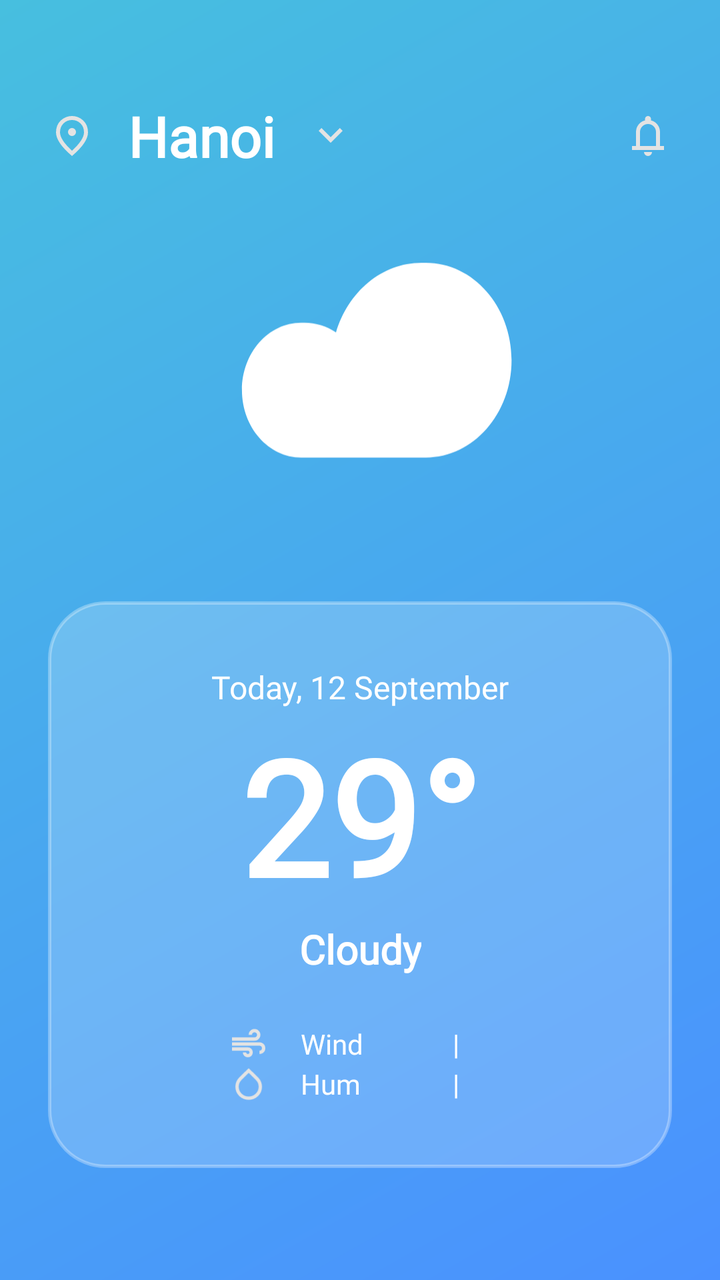
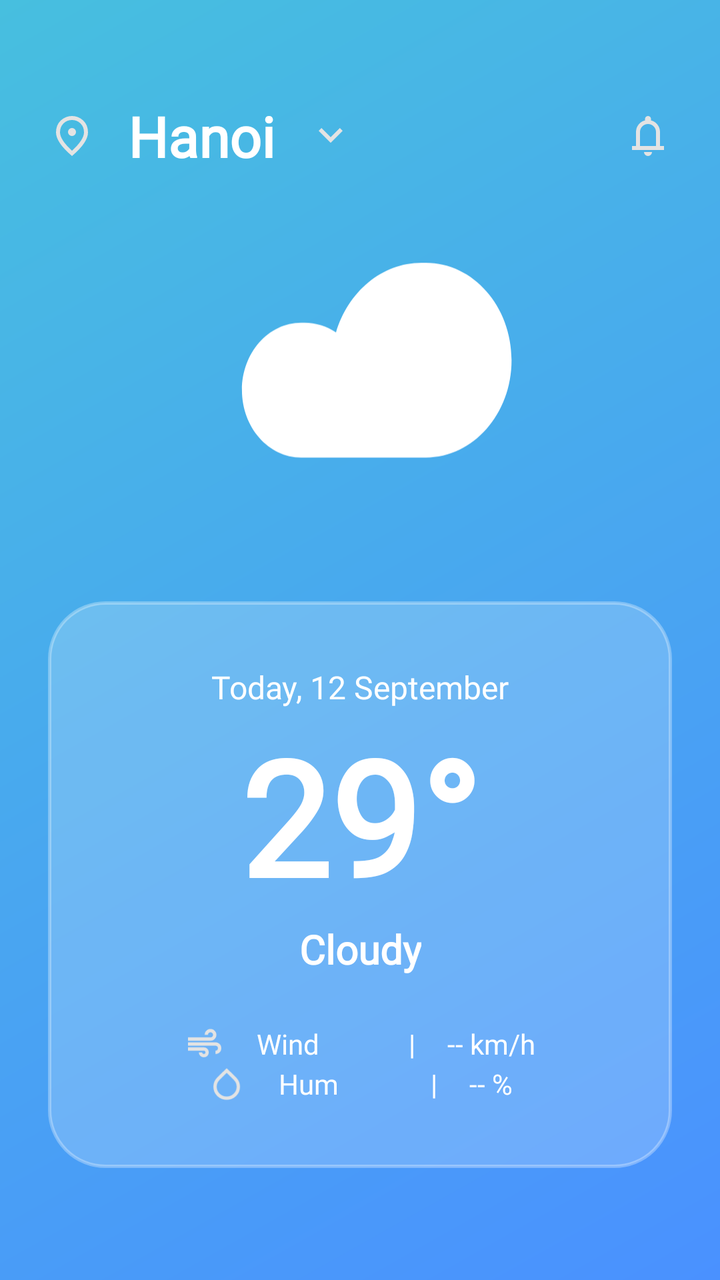

Before-and-after screenshots of an Android layout around one commit, followed by the original layout XML and the change that was made.
<!-- AndroidManifest.xml: application theme Theme.WeatherApp -->
<!-- res/layout/fragment_home.xml -->
<?xml version="1.0" encoding="utf-8"?>
<layout xmlns:android="http://schemas.android.com/apk/res/android"
    xmlns:app="http://schemas.android.com/apk/res-auto"
    xmlns:tools="http://schemas.android.com/tools">

    <data>
        <variable
            name="weather"
            type="com.app.weatherapp.data.model.WeatherResponse" />
    </data>

    <androidx.constraintlayout.widget.ConstraintLayout
        android:layout_width="match_parent"
        android:layout_height="match_parent"
        android:background="@drawable/bg_main"
        android:padding="24dp">

        <ImageView
            android:id="@+id/btnLocation"
            android:layout_width="24dp"
            android:layout_height="24dp"
            android:src="@drawable/ic_location" app:layout_constraintTop_toTopOf="parent"
            app:layout_constraintStart_toStartOf="parent"
            android:layout_marginTop="32dp" />

        <TextView
            android:id="@+id/tvCity"
            android:layout_width="wrap_content"
            android:layout_height="wrap_content"
            android:layout_marginStart="16dp"
            android:fontFamily="@font/overpass_bold"
            android:text="Hanoi"
            android:textColor="@color/white"
            android:textSize="28sp"
            android:textStyle="bold"
            app:layout_constraintBottom_toBottomOf="@id/btnLocation"
            app:layout_constraintStart_toEndOf="@id/btnLocation"
            app:layout_constraintTop_toTopOf="@id/btnLocation" />

        <ImageView
            android:layout_width="24dp"
            android:layout_height="24dp"
            android:id="@+id/btnDown"
            android:src="@drawable/ic_arrow_down"
            app:layout_constraintTop_toTopOf="parent"
            app:layout_constraintStart_toEndOf="@id/tvCity"
            android:layout_marginTop="32dp"
            android:layout_marginStart="16dp"
            />



        <ImageView
            android:id="@+id/btnNotification"
            android:layout_width="24dp"
            android:layout_height="24dp"
            android:src="@drawable/ic_notification" app:layout_constraintTop_toTopOf="@id/btnLocation"
            app:layout_constraintEnd_toEndOf="parent" />

        <ImageView
            android:id="@+id/ivMainIcon"
            android:layout_width="180dp"
            android:layout_height="180dp"
            android:src="@drawable/ic_cloud"
            app:layout_constraintTop_toBottomOf="@id/tvCity"
            app:layout_constraintStart_toStartOf="parent"
            app:layout_constraintEnd_toEndOf="parent"
            android:layout_marginTop="32dp" />

        <androidx.constraintlayout.widget.ConstraintLayout
            android:id="@+id/cardWeather"
            android:layout_width="match_parent"
            android:layout_height="wrap_content"
            android:background="@drawable/bg_glass_card"
            android:padding="32dp"
            app:layout_constraintBottom_toBottomOf="parent"
            android:layout_marginBottom="32dp">

            <TextView
                android:id="@+id/tvDate"
                android:layout_width="wrap_content"
                android:layout_height="wrap_content"
                android:fontFamily="@font/overpass"
                android:text="Today, 12 September"
                android:textColor="@color/white"
                android:textSize="16sp"
                app:layout_constraintEnd_toEndOf="parent"
                app:layout_constraintStart_toStartOf="parent"
                app:layout_constraintTop_toTopOf="parent" />

            <TextView
                android:id="@+id/tvTemp"
                android:layout_width="wrap_content"
                android:layout_height="wrap_content"
                android:fontFamily="@font/overpass"
                android:text="29°"
                android:textColor="@color/white"
                android:textSize="80sp"
                android:textStyle="bold"
                app:layout_constraintEnd_toEndOf="parent"
                app:layout_constraintStart_toStartOf="parent"
                app:layout_constraintTop_toBottomOf="@id/tvDate" />

            <TextView
                android:id="@+id/tvCondition"
                android:layout_width="wrap_content"
                android:layout_height="wrap_content"
                android:fontFamily="@font/overpass_bold"
                android:text="Cloudy"
                android:textColor="@color/white"
                android:textSize="20sp"
                android:textStyle="bold"
                app:layout_constraintEnd_toEndOf="parent"
                app:layout_constraintStart_toStartOf="parent"
                app:layout_constraintTop_toBottomOf="@id/tvTemp" />

            <LinearLayout
                android:layout_width="match_parent"
                android:layout_height="wrap_content"
                android:orientation="vertical"
                app:layout_constraintTop_toBottomOf="@id/tvCondition"
                android:layout_marginTop="24dp">

                <LinearLayout
                    android:layout_width="match_parent"
                    android:layout_height="wrap_content"
                    android:gravity="center"
                    android:orientation="horizontal">
                    <ImageView android:layout_width="20dp" android:layout_height="20dp" android:src="@drawable/ic_wind" />

                    <TextView
                        android:layout_width="60dp"
                        android:layout_height="wrap_content"
                        android:layout_marginStart="16dp"
                        android:fontFamily="@font/overpass"
                        android:text="Wind"
                        android:textColor="@color/white" />
                    <TextView android:layout_width="wrap_content" android:layout_height="wrap_content" android:text="|" android:textColor="@color/white" android:layout_marginHorizontal="16dp" />
                    <TextView android:layout_width="wrap_content" android:layout_height="wrap_content" android:text='@{String.valueOf(weather.forecast.forecastDays[0].day.maxWindKph) + " km/h"}' android:textColor="@color/white" />
                </LinearLayout>

                <LinearLayout
                    android:layout_width="match_parent"
                    android:layout_height="wrap_content"
                    android:gravity="center"
                    android:orientation="horizontal">
                    <ImageView android:layout_width="20dp" android:layout_height="20dp" android:src="@drawable/ic_hum" />

                    <TextView
                        android:layout_width="60dp"
                        android:layout_height="wrap_content"
                        android:layout_marginStart="16dp"
                        android:fontFamily="@font/overpass"
                        android:text="Hum"
                        android:textColor="@color/white" />
                    <TextView android:layout_width="wrap_content" android:layout_height="wrap_content" android:text="|" android:textColor="@color/white" android:layout_marginHorizontal="16dp" />
                    <TextView android:layout_width="wrap_content" android:layout_height="wrap_content" android:text='@{String.valueOf(weather.forecast.forecastDays[0].day.maxWindKph) + " %"}' android:textColor="@color/white" />
                </LinearLayout>

            </LinearLayout>
        </androidx.constraintlayout.widget.ConstraintLayout>

    </androidx.constraintlayout.widget.ConstraintLayout>
</layout>
<!-- resources referenced by this layout -->
<resources>
  <color name="white">#FFFFFFFF</color>
  <!-- drawable bg_glass_card (drawable) -->
  <?xml version="1.0" encoding="utf-8"?>
  <shape xmlns:android="http://schemas.android.com/apk/res/android"
      android:shape="rectangle">
  
      <solid android:color="#33FFFFFF" />
  
      <corners android:radius="28dp" />
  
      <stroke
          android:width="1.5dp"
          android:color="#4DFFFFFF" />
  
  </shape>
  <!-- drawable bg_main (drawable) -->
  <?xml version="1.0" encoding="utf-8"?>
  <shape xmlns:android="http://schemas.android.com/apk/res/android"
      android:shape="rectangle">
      <gradient
          android:startColor="#47BFDF"
          android:endColor="#4A91FF"
          android:angle="315"
          android:type="linear" />
  </shape>
  <!-- drawable ic_arrow_down (drawable) -->
  <vector xmlns:android="http://schemas.android.com/apk/res/android"
      android:width="24dp"
      android:height="24dp"
      android:viewportWidth="960"
      android:viewportHeight="960">
    <path
        android:pathData="M480,616 L240,376l56,-56 184,184 184,-184 56,56 -240,240Z"
        android:fillColor="#e3e3e3"/>
  </vector>
  <!-- drawable ic_hum (drawable) -->
  <vector xmlns:android="http://schemas.android.com/apk/res/android"
      android:width="24dp"
      android:height="24dp"
      android:viewportWidth="960"
      android:viewportHeight="960">
    <path
        android:pathData="M480,860q-133,0 -226.5,-92T160,544q0,-63 24.5,-120.5T254,322l226,-222 226,222q45,44 69.5,101.5T800,544q0,132 -93.5,224T480,860ZM650,711.5Q720,643 720,544q0,-47 -18,-89.5T650,380L480,212 310,380q-34,32 -52,74.5T240,544q0,99 70,167.5T480,780q100,0 170,-68.5Z"
        android:fillColor="#e3e3e3"/>
  </vector>
  <!-- drawable ic_location (drawable) -->
  <vector xmlns:android="http://schemas.android.com/apk/res/android"
      android:width="24dp"
      android:height="24dp"
      android:viewportWidth="960"
      android:viewportHeight="960">
    <path
        android:pathData="M536.5,456.5Q560,433 560,400t-23.5,-56.5Q513,320 480,320t-56.5,23.5Q400,367 400,400t23.5,56.5Q447,480 480,480t56.5,-23.5ZM480,774q122,-112 181,-203.5T720,408q0,-109 -69.5,-178.5T480,160q-101,0 -170.5,69.5T240,408q0,71 59,162.5T480,774ZM480,880Q319,743 239.5,625.5T160,408q0,-150 96.5,-239T480,80q127,0 223.5,89T800,408q0,100 -79.5,217.5T480,880ZM480,400Z"
        android:fillColor="#e3e3e3"/>
  </vector>
  <!-- drawable ic_notification (drawable) -->
  <vector xmlns:android="http://schemas.android.com/apk/res/android"
      android:width="24dp"
      android:height="24dp"
      android:viewportWidth="960"
      android:viewportHeight="960">
    <path
        android:pathData="M160,760v-80h80v-280q0,-83 50,-147.5T420,168v-28q0,-25 17.5,-42.5T480,80q25,0 42.5,17.5T540,140v28q80,20 130,84.5T720,400v280h80v80L160,760ZM480,460ZM480,880q-33,0 -56.5,-23.5T400,800h160q0,33 -23.5,56.5T480,880ZM320,680h320v-280q0,-66 -47,-113t-113,-47q-66,0 -113,47t-47,113v280Z"
        android:fillColor="#e3e3e3"/>
  </vector>
  <!-- drawable ic_wind (drawable) -->
  <vector xmlns:android="http://schemas.android.com/apk/res/android"
      android:width="24dp"
      android:height="24dp"
      android:viewportWidth="960"
      android:viewportHeight="960">
    <path
        android:pathData="M460,800q-50,0 -85,-35t-35,-85h80q0,17 11.5,28.5T460,720q17,0 28.5,-11.5T500,680q0,-17 -11.5,-28.5T460,640L80,640v-80h380q50,0 85,35t35,85q0,50 -35,85t-85,35ZM80,400v-80h540q26,0 43,-17t17,-43q0,-26 -17,-43t-43,-17q-26,0 -43,17t-17,43h-80q0,-59 40.5,-99.5T620,120q59,0 99.5,40.5T760,260q0,59 -40.5,99.5T620,400L80,400ZM740,720v-80q26,0 43,-17t17,-43q0,-26 -17,-43t-43,-17L80,520v-80h660q59,0 99.5,40.5T880,580q0,59 -40.5,99.5T740,720Z"
        android:fillColor="#e3e3e3"/>
  </vector>
  <style name="Theme.WeatherApp" parent="Base.Theme.WeatherApp" />
  <style name="Base.Theme.WeatherApp" parent="Theme.Material3.DayNight.NoActionBar">
          
          
      </style>
  <!-- unchanged entries left out for length: 1 -->
</resources>

<!-- the commit's change to res/layout/fragment_home.xml (unified diff, before → after) -->
@@ -136,7 +136,12 @@
                         android:text="Wind"
                         android:textColor="@color/white" />
                     <TextView android:layout_width="wrap_content" android:layout_height="wrap_content" android:text="|" android:textColor="@color/white" android:layout_marginHorizontal="16dp" />
-                    <TextView android:layout_width="wrap_content" android:layout_height="wrap_content" android:text='@{String.valueOf(weather.forecast.forecastDays[0].day.maxWindKph) + " km/h"}' android:textColor="@color/white" />
+                    <TextView
+                        android:id="@+id/tvWindValue"
+                        android:layout_width="wrap_content"
+                        android:layout_height="wrap_content"
+                        android:text="-- km/h"
+                        android:textColor="@color/white" />
                 </LinearLayout>
 
                 <LinearLayout
@@ -154,11 +159,29 @@
                         android:text="Hum"
                         android:textColor="@color/white" />
                     <TextView android:layout_width="wrap_content" android:layout_height="wrap_content" android:text="|" android:textColor="@color/white" android:layout_marginHorizontal="16dp" />
-                    <TextView android:layout_width="wrap_content" android:layout_height="wrap_content" android:text='@{String.valueOf(weather.forecast.forecastDays[0].day.maxWindKph) + " %"}' android:textColor="@color/white" />
+                    <TextView
+                        android:id="@+id/tvHumValue"
+                        android:layout_width="wrap_content"
+                        android:layout_height="wrap_content"
+                        android:text="-- %"
+                        android:textColor="@color/white" />
                 </LinearLayout>
 
             </LinearLayout>
+            
+            <ProgressBar
+                android:id="@+id/progressBar"
+                android:layout_width="wrap_content"
+                android:layout_height="wrap_content"
+                android:visibility="gone"
+                android:indeterminateTint="@color/white"
+                app:layout_constraintTop_toTopOf="parent"
+                app:layout_constraintBottom_toBottomOf="parent"
+                app:layout_constraintStart_toStartOf="parent"
+                app:layout_constraintEnd_toEndOf="parent" />
+                
         </androidx.constraintlayout.widget.ConstraintLayout>
 
     </androidx.constraintlayout.widget.ConstraintLayout>
+
 </layout>
